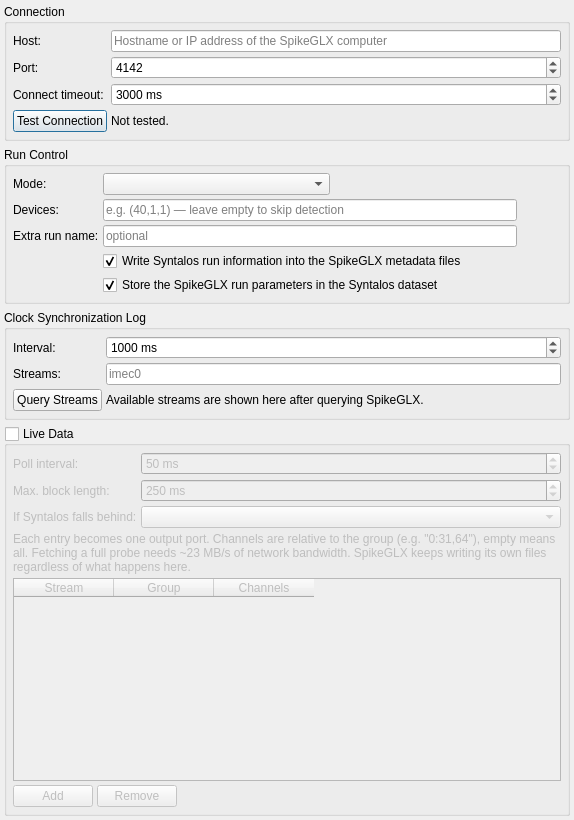
syntalos/syntalos, file modules/spikeglx/spikeglxsettingsdialog.ui: the form before one commit.
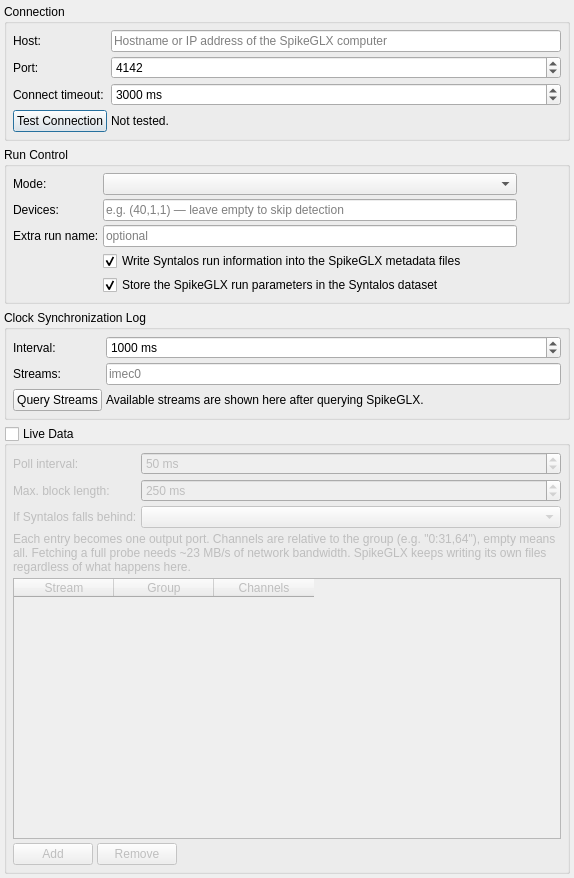
The form after the commit. Icons and pictures are not drawn.

Commit message: trivial: spikeglx: Fix a small alignment issue

What changed in the file:
```diff
--- a/modules/spikeglx/spikeglxsettingsdialog.ui
+++ b/modules/spikeglx/spikeglxsettingsdialog.ui
@@ -7,7 +7,7 @@
     <x>0</x>
     <y>0</y>
     <width>574</width>
-    <height>820</height>
+    <height>878</height>
    </rect>
   </property>
   <property name="windowTitle">
@@ -167,7 +167,14 @@
       <item row="0" column="1">
        <layout class="QHBoxLayout" name="modeLayout">
         <item>
-         <widget class="QComboBox" name="modeComboBox"/>
+         <widget class="QComboBox" name="modeComboBox">
+          <property name="sizePolicy">
+           <sizepolicy hsizetype="MinimumExpanding" vsizetype="Fixed">
+            <horstretch>0</horstretch>
+            <verstretch>0</verstretch>
+           </sizepolicy>
+          </property>
+         </widget>
         </item>
         <item>
          <widget class="QPushButton" name="modeInfoButton">
```
